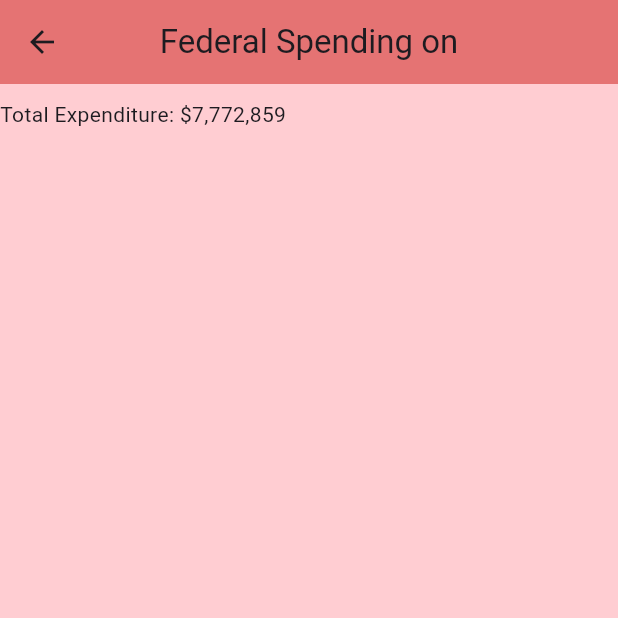
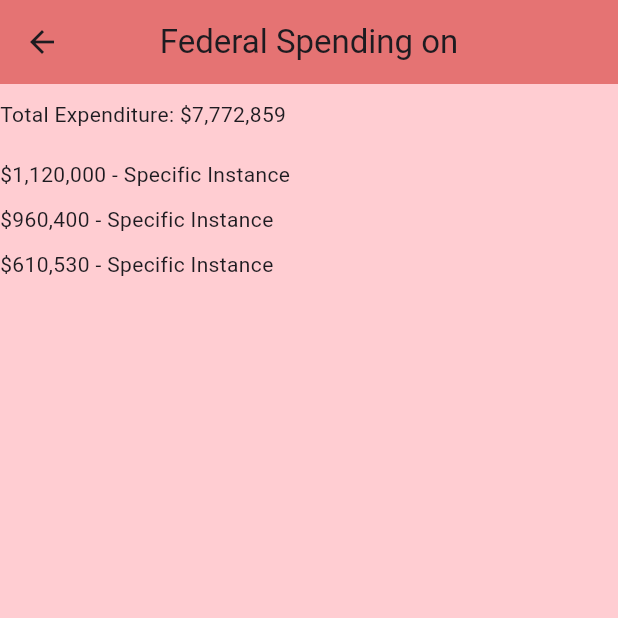
Before and after one commit to dylcarinc/Final-Project, a Flutter app: the Detailspage screen opened directly, on a phone screen of 412 x 824 dp, the top half of it. Run offline on Flutter 3.47's test engine with Material 3 defaults, Android fonts, the phone set to English and light mode, and no system bars; our stand-ins replace pie_chart.

Commit message:
Details Page edits

```diff
--- a/school_audit_navigator/lib/DetailsPage.dart
+++ b/school_audit_navigator/lib/DetailsPage.dart
@@ -22,7 +22,13 @@ class _DetailsPageState extends State<Detailspage> {
         crossAxisAlignment: CrossAxisAlignment.start,
         children: [
           SizedBox(height: 10.0,),
-          Text("Total Expenditure: \$7,772,859")
+          Text("Total Expenditure: \$7,772,859"),
+          SizedBox(height: 20.0,),
+          Text("\$1,120,000 - Specific Instance"),
+          SizedBox(height: 10.0,),
+          Text("\$960,400 - Specific Instance"),
+          SizedBox(height: 10.0,),
+          Text("\$610,530 - Specific Instance")
         ])
   );
   }
```
